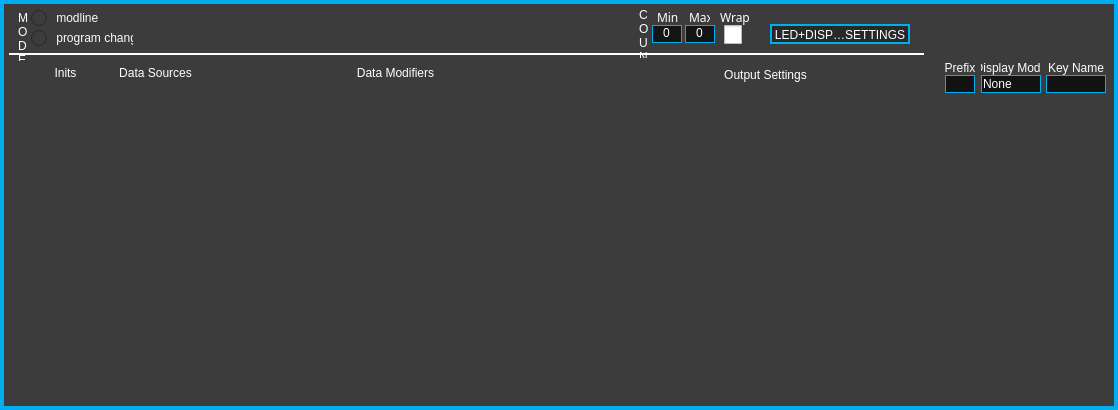
Before: the Qt Designer form standalone/advanced/forms/navKeyWindowForm.ui in Muse-Kinetics/softstep_editor, drawn with Qt 5.
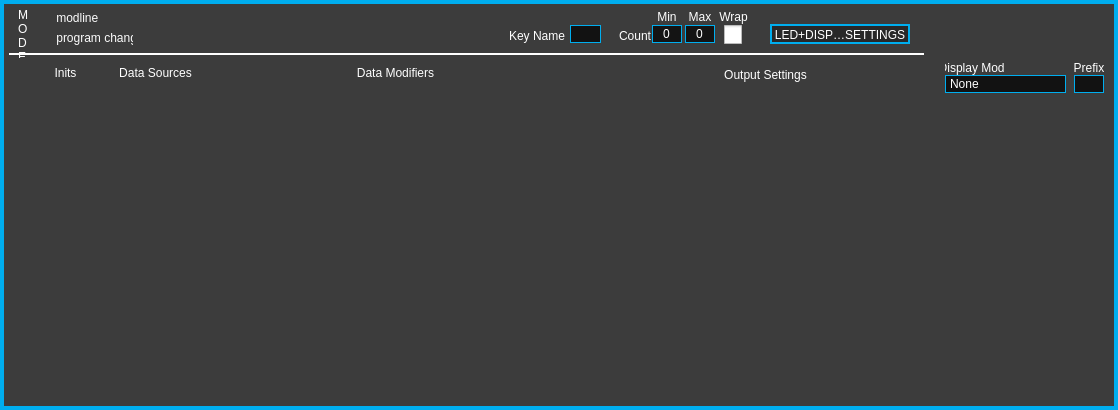
After: the same form once the commit is applied. Icons and pictures are not drawn.

Commit message: v2.1.0B MacOS Build -Updated UI - enlarged basic editor by hand rather than using buggy qt scaling -Appload form not working, but load is so fast it may not be necessary -Fixed missing MMC Function label in modlines -Fixed scroll bug in navmodline dropdowns Added tooltips to basic editor

Diff of the .ui file:
```diff
--- a/standalone/advanced/forms/navKeyWindowForm.ui
+++ b/standalone/advanced/forms/navKeyWindowForm.ui
@@ -14,12 +14,15 @@
    <string>Form</string>
   </property>
   <property name="styleSheet">
-   <string notr="true">QWidget
+   <string notr="true">
+QWidget#navKeyWindowForm
 {
 	background:		rgb(60, 60, 60);
 	border: 4px solid rgb(0,174,239);
+
 }
 
+
 /* ---------- QLabels ------------*/
 QLabel
 {
@@ -37,11 +40,11 @@
 /* ---------- QSpinBox ------------*/
 QSpinBox
 {
-	font: 10pt &quot;Futura-Normal&quot;;
-	border: 1px solid rgb(0,174,239);
-	background-color: (18, 18, 18);
+	font: 11px &quot;Futura-Normal&quot;;
 	color: white;
-	padding:0, 3, 0, 0;
+	border: 1px solid rgb(0,174,239);
+	background-color: rgb(20, 20, 20);
+	padding:0, 0, 0, 0;
 }
 
 QSpinBox::focus
@@ -50,6 +53,15 @@
 	outline: none;
 }
 
+QSpinBox:disabled
+{
+	background-color: rgba(20, 20, 20, 75);
+	border-color: rgba(0, 174, 239, 75);
+	font: 9pt &quot;Futura-Normal&quot;;
+	color: rgba(255, 255, 255, 75)
+}
+
+
 /* ---------- QCheckBox ------------*/
 QCheckBox
 {
@@ -83,65 +95,7 @@
 	outline: none;
 }
 
-/*----------- QComboBox ------------*/
-QComboBox
-{
-	font: 9pt &quot;Tahoma&quot;;
-	border: 1px solid rgb(0,174,239);
-	background: rgb(18, 18, 18);
-	color: white;
-	padding: 1px 1px 1px 1px;
- }
 
-QComboBox QListView
-{
-	background-color: rgb(40, 40, 40);
-	border: transparent;
-	font: 9px &quot;Tahoma&quot;;
-	padding-left: 0px;
-	padding-right: 0px;
-}
-
-QComboBox::item:alternate
-{
-	background: rgb(90, 90, 90);
-}
-
-QComboBox::item:selected
-{
-	border: 1px solid transparent;
-	background: rgb(0,174,239);
-}
-
-QComboBox::indicator
-{
-	background-color: transparent;
-	selection-background-color: transparent;
-	color: transparent;
-	selection-color: white;
-}
-
-QComboBox::drop-down
-{
-	width: 1px;
-	height: 1px;
-	subcontrol-origin: margin;
-	subcontrol-position: right center;
-	border-left-width: 0px;
-	border-right-width: 0px;
-	border-top-width: 0px;
-	border-bottom-width: 0px;
-}
-
-QComboBox::down-arrow
-{
-	border: none;
-	background: none;
-	image: url(:/resources/modline_combobox_menu_arrows.svg);
-	padding-right: 12px;
-    width: 18px;
-    height: 18px;
-}
 
 /*-------QToolTip-------*/
 QToolTip
@@ -152,6 +106,45 @@
 	border: 1px solid rgb(120, 120, 120);
 	padding: 2px;
 	width: 22px;
+}
+
+/*-------QRadioButton-------*/
+
+QRadioButton
+{
+	color: rgba(255,255,255,250);
+	background: rgba(0,0,0,0);
+	font: 10pt &quot;Futura-Normal&quot;;
+	border: none;
+}
+
+QRadioButton::indicator  {
+    width: 16px;
+    height: 16px;
+}
+ 
+QRadioButton::indicator::unchecked  {
+    image: url(:/resources/radiobutton_unchecked.svg);
+}
+ 
+QRadioButton::indicator:unchecked:hover  {
+    image: url(:/resources/radiobutton_unchecked.svg);
+}
+ 
+QRadioButton::indicator:unchecked:pressed  {
+    image: url(:/resources/radiobutton_pressed.svg);
+}
+ 
+QRadioButton::indicator::checked  {
+    image: url(:/resources/radiobutton_checked.svg);
+}
+ 
+QRadioButton::indicator:checked:hover  {
+    image: url(:/resources/radiobutton_checked.svg);
+}
+ 
+QRadioButton::indicator:checked:pressed  {
+    image: url(:/resources/radiobutton_pressed.svg);
 }</string>
   </property>
   <widget class="QLabel" name="label">
@@ -186,43 +179,7 @@
     <string>Sets the Nav Pad mode.&lt;p&gt;&lt;b&gt;Modline&lt;/b&gt;: Use the Nav Pad with the modlines below like a regular SoftStep key.&lt;p&gt;&lt;b&gt;Program Change&lt;/b&gt;: For use with the Nav Yx10 &amp; Key” source — this allows the Nav pad to count &quot;decades&quot; from 0 to 12. This option will disable the use of modlines on the Nav Pad.</string>
    </property>
    <property name="styleSheet">
-    <string notr="true">/*-------QRadioButton-------*/
-
-QRadioButton
-{
-	color: rgba(255,255,255,250);
-	font: 10pt &quot;Futura-Normal&quot;;
-	border: none;
-}
-
-QRadioButton::indicator  {
-    width: 16px;
-    height: 16px;
-}
- 
-QRadioButton::indicator::unchecked  {
-    image: url(:/resources/radiobutton_unchecked.svg);
-}
- 
-QRadioButton::indicator:unchecked:hover  {
-    image: url(:/resources/radiobutton_unchecked.svg);
-}
- 
-QRadioButton::indicator:unchecked:pressed  {
-    image: url(:/resources/radiobutton_pressed.svg);
-}
- 
-QRadioButton::indicator::checked  {
-    image: url(:/resources/radiobutton_checked.svg);
-}
- 
-QRadioButton::indicator:checked:hover  {
-    image: url(:/resources/radiobutton_checked.svg);
-}
- 
-QRadioButton::indicator:checked:pressed  {
-    image: url(:/resources/radiobutton_pressed.svg);
-}</string>
+    <string notr="true"/>
    </property>
    <property name="text">
     <string> program change</string>
@@ -241,43 +198,7 @@
     <string>Sets the Nav Pad mode.&lt;p&gt;&lt;b&gt;Modline&lt;/b&gt;: Use the Nav Pad with the modlines below like a regular SoftStep key.&lt;p&gt;&lt;b&gt;Program Change&lt;/b&gt;: For use with the Nav Yx10 &amp; Key” source — this allows the Nav pad to count &quot;decades&quot; from 0 to 12. This option will disable the use of modlines on the Nav Pad.</string>
    </property>
    <property name="styleSheet">
-    <string notr="true">/*-------QRadioButton-------*/
-
-QRadioButton
-{
-	color: rgba(255,255,255,250);
-	font: 10pt &quot;Futura-Normal&quot;;
-	border: none;
-}
-
-QRadioButton::indicator  {
-    width: 16px;
-    height: 16px;
-}
- 
-QRadioButton::indicator::unchecked  {
-    image: url(:/resources/radiobutton_unchecked.svg);
-}
- 
-QRadioButton::indicator:unchecked:hover  {
-    image: url(:/resources/radiobutton_unchecked.svg);
-}
- 
-QRadioButton::indicator:unchecked:pressed  {
-    image: url(:/resources/radiobutton_pressed.svg);
-}
- 
-QRadioButton::indicator::checked  {
-    image: url(:/resources/radiobutton_checked.svg);
-}
- 
-QRadioButton::indicator:checked:hover  {
-    image: url(:/resources/radiobutton_checked.svg);
-}
- 
-QRadioButton::indicator:checked:pressed  {
-    image: url(:/resources/radiobutton_pressed.svg);
-}</string>
+    <string notr="true"/>
    </property>
    <property name="text">
     <string> modline</string>
@@ -286,16 +207,18 @@
   <widget class="QPushButton" name="pushButton">
    <property name="geometry">
     <rect>
-     <x>430</x>
-     <y>17</y>
-     <width>25</width>
-     <height>25</height>
+     <x>405</x>
+     <y>11</y>
+     <width>35</width>
+     <height>35</height>
     </rect>
    </property>
    <property name="styleSheet">
     <string notr="true">background: none;
 border: none;
-image: url(:/resources/openkeywindowNav_inactive.svg)</string>
+image: url(:/resources/openkeywindowNav_inactive.svg);
+height: 25px;
+width: 25px;</string>
    </property>
    <property name="text">
     <string/>
@@ -304,7 +227,7 @@
   <widget class="QLineEdit" name="displayprefix">
    <property name="geometry">
     <rect>
-     <x>945</x>
+     <x>1074</x>
      <y>75</y>
      <width>30</width>
      <height>18</height>
@@ -320,7 +243,7 @@
   <widget class="QLabel" name="label_5">
    <property name="geometry">
     <rect>
-     <x>981</x>
+     <x>945</x>
      <y>60</y>
      <width>60</width>
      <height>16</height>
@@ -340,9 +263,9 @@
   <widget class="QLineEdit" name="keyname">
    <property name="geometry">
     <rect>
-     <x>1046</x>
-     <y>75</y>
-     <width>60</width>
+     <x>570</x>
+     <y>25</y>
+     <width>31</width>
      <height>18</height>
     </rect>
    </property>
@@ -356,7 +279,7 @@
   <widget class="QLabel" name="label_6">
    <property name="geometry">
     <rect>
-     <x>945</x>
+     <x>1074</x>
      <y>60</y>
      <width>30</width>
      <height>16</height>
@@ -376,9 +299,9 @@
   <widget class="QComboBox" name="leddisplaymode">
    <property name="geometry">
     <rect>
-     <x>981</x>
+     <x>945</x>
      <y>75</y>
-     <width>60</width>
+     <width>121</width>
      <height>18</height>
     </rect>
    </property>
@@ -386,10 +309,77 @@
     <string>Sets the SoftStep display behavior.&lt;p&gt;&lt;b&gt;None&lt;/b&gt;: Pressing this key will have no effect on the display.&lt;p&gt;&lt;b&gt;Always&lt;/b&gt;: Key name will be displayed every time this key is pressed.&lt;p&gt;&lt;b&gt;Once&lt;/b&gt;: Key name will be displayed once when the key is pressed, then show the prefix + parameter value (Hosted mode only).&lt;p&gt;&lt;b&gt;Initial/Return&lt;/b&gt;: Prefix + parameter value will be displayed when this key is active, then display the key name when inactive (Hosted mode only).&lt;p&gt;&lt;b&gt;Immed Param&lt;/b&gt;: (Immediate Parameter) Displays the prefix and parameter value when this key is activated.</string>
    </property>
    <property name="styleSheet">
-    <string notr="true">QComboBox QListView
+    <string notr="true">/*----------- QComboBox ------------*/
+QComboBox
 {
-	min-width: 175px;
-}</string>
+    font: 11px &quot;Tahoma&quot;;
+    border: 1px solid rgb(0,174,239);
+    background: rgb(18, 18, 18);
+    color: white;
+    padding: 1px 3px 1px 4px;
+    combobox-popup: 0;
+    min-width: 88px;
+ }
+
+QComboBox QAbstractItemView::item
+{
+    width: 150px;
+    height: 14px;
+    text-align: left;
+    padding-left: 0px;
+    padding-right: 0px;
+    font: 11px &quot;Tahoma&quot;;
+    background-color: rgb(40, 40, 40);
+    color: white;
+
+}
+
+/* dropdown box*/
+QComboBox QListView
+{
+    border: 1px solid rgb(0,174,239);
+    color: white;
+    font: 11px &quot;Tahoma&quot;;
+    padding-left: 0px;
+    padding-right: 0px;
+    min-width: 105px;
+    height: 40px;
+    width: 150px;
+}
+
+/*----------- dropdown items hovered ------------*/
+QComboBox QAbstractItemView
+{
+    background-color: rgb(40, 40, 40);
+  selection-color: white;
+  selection-background-color: rgb(0,174,239);
+    min-width: 150px;
+}
+
+/* down arrow image */
+QComboBox::down-arrow
+{
+    border: none;
+    background: none;
+    image: url(:/resources/modline_combobox_menu_arrows.svg);
+    padding-right: 12px;
+    width: 12px;
+    height: 12px;
+}
+
+/* required for down-arrow or it's blank*/
+QComboBox::drop-down
+{
+    width: 1px;
+    height: 1px;
+    subcontrol-origin: margin;
+    subcontrol-position: right center;
+    border-left-width: 0px;
+    border-right-width: 0px;
+    border-top-width: 0px;
+    border-bottom-width: 0px;
+}
+</string>
    </property>
    <property name="currentIndex">
     <number>0</number>
@@ -418,21 +408,21 @@
   <widget class="QLabel" name="label_9">
    <property name="geometry">
     <rect>
-     <x>1046</x>
-     <y>60</y>
-     <width>60</width>
-     <height>16</height>
+     <x>494</x>
+     <y>29</y>
+     <width>71</width>
+     <height>20</height>
     </rect>
    </property>
    <property name="styleSheet">
-    <string notr="true">font: 9pt &quot;Tahoma&quot;;
-</string>
+    <string notr="true">	font: 12px &quot;Futura-Normal&quot;;
+	color: white;</string>
    </property>
    <property name="text">
     <string>Key Name</string>
    </property>
    <property name="alignment">
-    <set>Qt::AlignCenter</set>
+    <set>Qt::AlignRight|Qt::AlignTop|Qt::AlignTrailing</set>
    </property>
   </widget>
   <widget class="QToolButton" name="deletemodline">
@@ -504,30 +494,7 @@
     <string>Sets the maximum value for the key counter.&lt;br&gt;No values above this number will be output.</string>
    </property>
    <property name="styleSheet">
-    <string notr="true">/* ---------- QSpinBox ------------*/
-QSpinBox
-{
-	font: 9pt &quot;Futura-Normal&quot;;
-	color: white;
-	border: 1px solid rgb(0,174,239);
-	background-color: rgb(20, 20, 20);
-	padding:0, 3, 0, 0;
-}
-
-QSpinBox::focus
-{
-	border: 1px solid white;
-	outline: none;
-}
-
-QSpinBox:disabled
-{
-	background-color: rgba(20, 20, 20, 75);
-	border-color: rgba(0, 174, 239, 75);
-	font: 9pt &quot;Futura-Normal&quot;;
-	color: rgba(255, 255, 255, 75)
-}
-</string>
+    <string notr="true"/>
    </property>
    <property name="alignment">
     <set>Qt::AlignCenter</set>
@@ -542,15 +509,14 @@
   <widget class="QLabel" name="label_21">
    <property name="geometry">
     <rect>
-     <x>689</x>
+     <x>685</x>
      <y>9</y>
-     <width>21</width>
+     <width>30</width>
      <height>16</height>
     </rect>
    </property>
    <property name="font">
     <font>
-     <family>Futura-Normal</family>
      <pointsize>9</pointsize>
      <italic>false</italic>
      <bold>false</bold>
@@ -559,6 +525,9 @@
    <property name="text">
     <string>Max</string>
    </property>
+   <property name="alignment">
+    <set>Qt::AlignCenter</set>
+   </property>
   </widget>
   <widget class="QSpinBox" name="counterMin">
    <property name="geometry">
@@ -573,30 +542,7 @@
     <string>Sets the minimum value for the key counter.&lt;br&gt;No values below this number will be output.</string>
    </property>
    <property name="styleSheet">
-    <string notr="true">/* ---------- QSpinBox ------------*/
-QSpinBox
-{
-	font: 9pt &quot;Futura-Normal&quot;;
-	color: white;
-	border: 1px solid rgb(0,174,239);
-	background-color: rgb(20, 20, 20);
-	padding:0, 3, 0, 0;
-}
-
-QSpinBox::focus
-{
-	border: 1px solid white;
-	outline: none;
-}
-
-QSpinBox:disabled
-{
-	background-color: rgba(20, 20, 20, 75);
-	border-color: rgba(0, 174, 239, 75);
-	font: 9pt &quot;Futura-Normal&quot;;
-	color: rgba(255, 255, 255, 75)
-}
-</string>
+    <string notr="true"/>
    </property>
    <property name="alignment">
     <set>Qt::AlignCenter</set>
@@ -679,15 +625,14 @@
   <widget class="QLabel" name="label_20">
    <property name="geometry">
     <rect>
-     <x>657</x>
+     <x>652</x>
      <y>9</y>
-     <width>21</width>
+     <width>30</width>
      <height>16</height>
     </rect>
    </property>
    <property name="font">
     <font>
-     <family>Futura-Normal</family>
      <pointsize>9</pointsize>
      <italic>false</italic>
      <bold>false</bold>
@@ -696,11 +641,14 @@
    <property name="text">
     <string>Min</string>
    </property>
+   <property name="alignment">
+    <set>Qt::AlignCenter</set>
+   </property>
   </widget>
   <widget class="QLabel" name="label_22">
    <property name="geometry">
     <rect>
-     <x>720</x>
+     <x>718</x>
      <y>9</y>
      <width>31</width>
      <height>16</height>
@@ -708,7 +656,6 @@
    </property>
    <property name="font">
     <font>
-     <family>Futura-Normal</family>
      <pointsize>9</pointsize>
      <italic>false</italic>
      <bold>false</bold>
@@ -717,6 +664,9 @@
    <property name="text">
     <string>Wrap</string>
    </property>
+   <property name="alignment">
+    <set>Qt::AlignCenter</set>
+   </property>
   </widget>
   <widget class="QToolButton" name="showLEDSettings">
    <property name="geometry">
@@ -766,10 +716,10 @@
   <widget class="QLabel" name="label_10">
    <property name="geometry">
     <rect>
-     <x>639</x>
-     <y>8</y>
-     <width>10</width>
-     <height>50</height>
+     <x>619</x>
+     <y>29</y>
+     <width>51</width>
+     <height>16</height>
     </rect>
    </property>
    <property name="styleSheet">
@@ -777,7 +727,7 @@
 	color: white;</string>
    </property>
    <property name="text">
-    <string>C O U N T</string>
+    <string>Count</string>
    </property>
    <property name="alignment">
     <set>Qt::AlignLeading|Qt::AlignLeft|Qt::AlignTop</set>
@@ -790,7 +740,7 @@
    <property name="geometry">
     <rect>
      <x>18</x>
-     <y>11</y>
+     <y>8</y>
      <width>10</width>
      <height>50</height>
     </rect>
```
Left out of the diff: 6 changed lines with no effect on the pictures. The commit also changes 28 other files.
